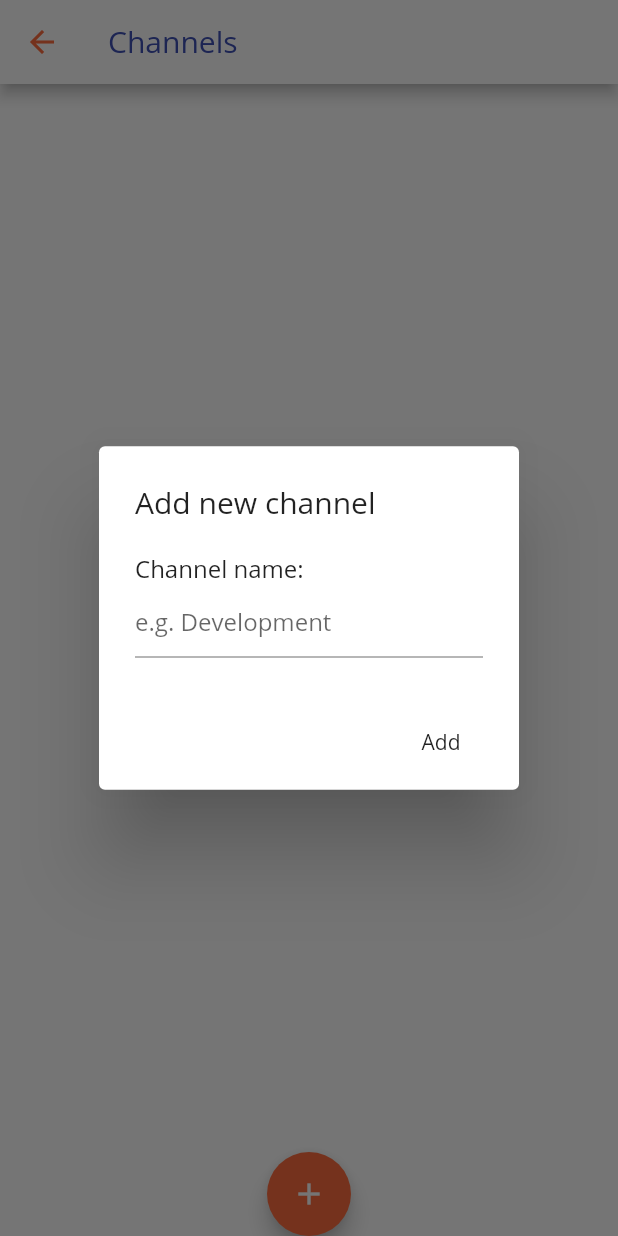
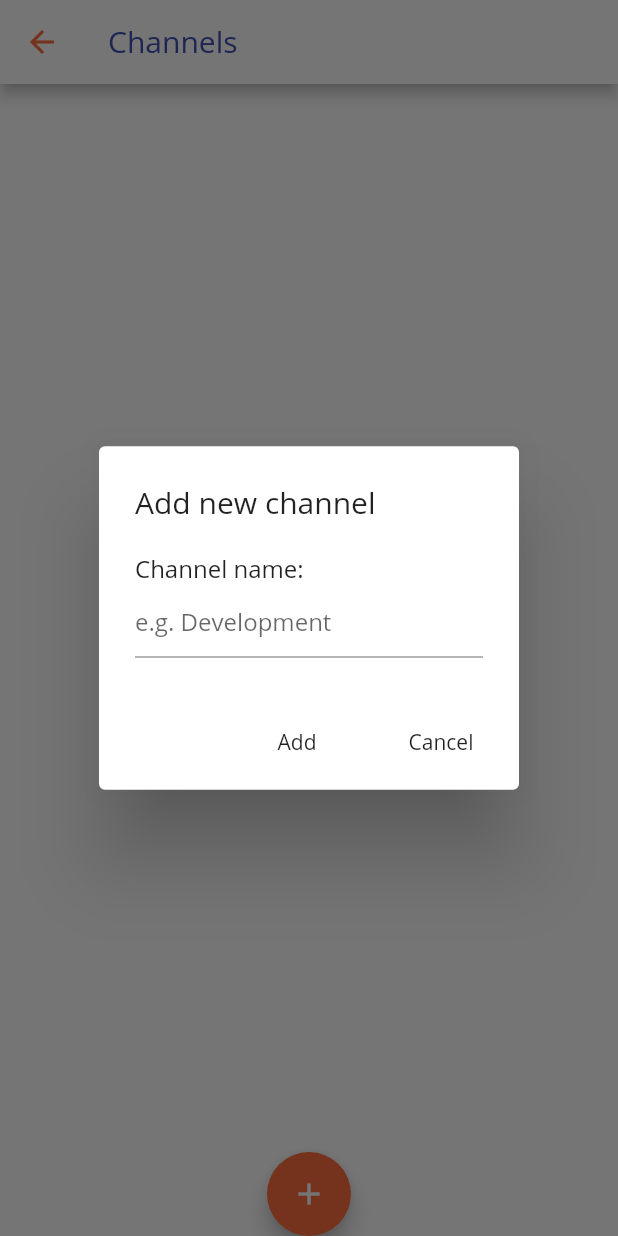
Before and after one commit to CocodeApp/co-code, a Flutter app: the channels screen opened directly with empty values, after a tap on the "add" icon, on a phone screen of 412 x 824 dp. Run offline on Flutter 3.47's test engine with Material 2 defaults, Android fonts, the phone set to English and light mode, and no system bars; our stand-ins replace cloud_firestore, convex_bottom_bar, dots_indicator, firebase_auth, firebase_core, flutter_bloc and 5 more; missing offline and left inert: flutter_form_bloc, form_bloc, kf_drawer, slimy_card, spring_button; accounts and stored records are empty; statements that could not run were skipped.

Commit message:
minor updates

```diff
--- a/cocode/lib/features/posts/channels.dart
+++ b/cocode/lib/features/posts/channels.dart
@@ -121,6 +121,8 @@ class _channelsState extends State<channels> {
   }
 
   Future<void> addChannel() async {
+    CollectionReference channels = FirebaseFirestore.instance.collection('projects')
+        .doc(widget.projectId).collection('messages');
     return showDialog<void>(
       context: context,
       barrierDismissible: true,
@@ -133,7 +135,7 @@ class _channelsState extends State<channels> {
                 Text('Channel name:'),
                 TextField(
                   decoration: InputDecoration(
-                    hintText: 'e.g. Development'
+                    hintText: 'e.g. Development',
                   ),
                 ),
               ],
@@ -143,9 +145,18 @@ class _channelsState extends State<channels> {
             FlatButton(
               child: Text('Add'),
               onPressed: () {
+                channels.add({
+                  'name' : "New Channel"
+                });
                 Navigator.of(context).pop();
               },
             ),
+            FlatButton(
+              child: Text('Cancel'),
+              onPressed: () {
+                Navigator.of(context).pop();
+              },
+            )
           ],
         );
       },
```
